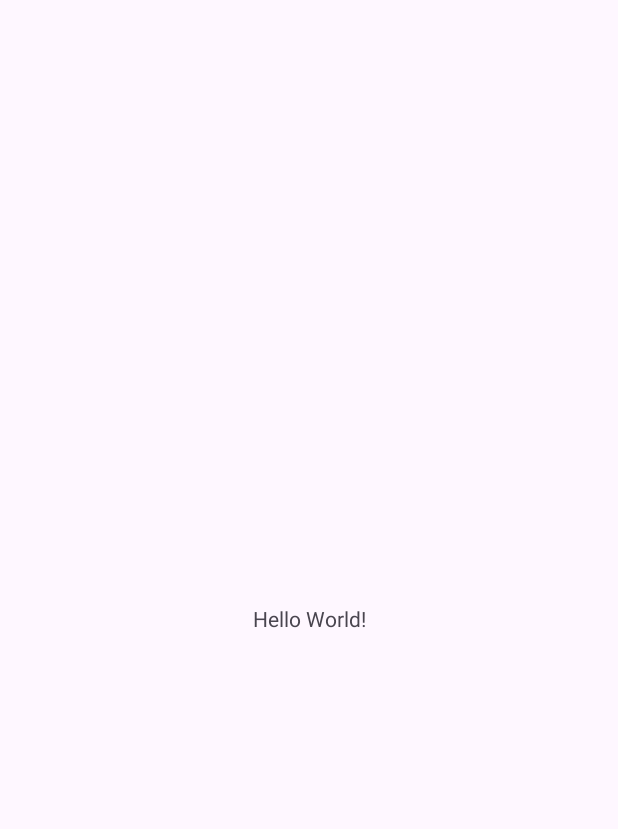
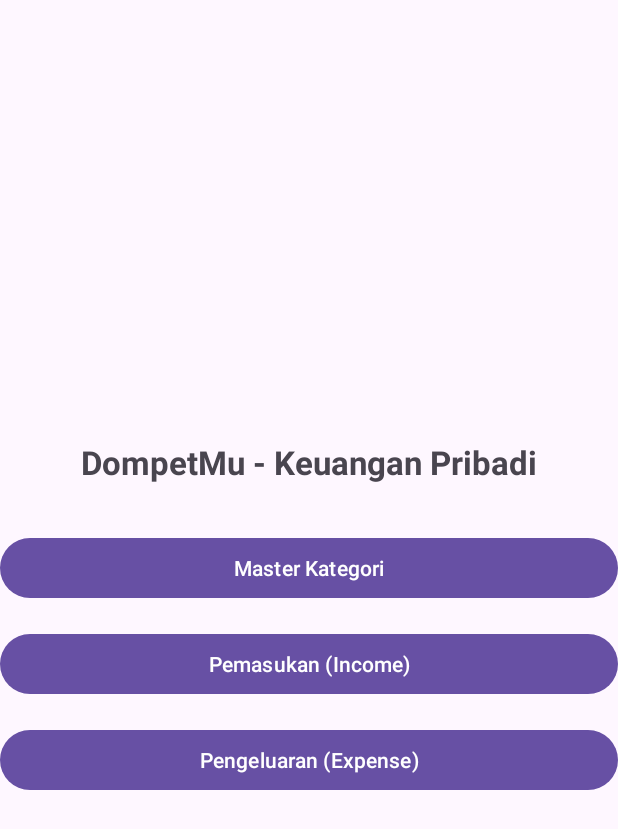
Before and after one commit to natanieljoshe/dompetmu-money-management, an Android app: the screen it shows after launch (MainActivity), on a phone screen of 412 x 824 dp. Before the commit the part shown is almost empty. Shown: the top 829 px of the screen. Run offline under Robolectric (Android 15) with nearby library versions, the phone set to English and light mode, and no system bars.

Commit message:
feat: halaman utama

```diff
--- a/app/src/main/java/com/example/dompetmu/MainActivity.kt
+++ b/app/src/main/java/com/example/dompetmu/MainActivity.kt
@@ -1,6 +1,8 @@
 package com.example.dompetmu
 
+import android.content.Intent
 import android.os.Bundle
+import android.widget.Button
 import androidx.activity.enableEdgeToEdge
 import androidx.appcompat.app.AppCompatActivity
 import androidx.core.view.ViewCompat
@@ -16,5 +18,21 @@ class MainActivity : AppCompatActivity() {
             v.setPadding(systemBars.left, systemBars.top, systemBars.right, systemBars.bottom)
             insets
         }
+
+        val btnCategory = findViewById<Button>(R.id.btnCategory)
+        val btnIncome = findViewById<Button>(R.id.btnIncome)
+        val btnExpense = findViewById<Button>(R.id.btnExpense)
+
+        btnCategory.setOnClickListener {
+            startActivity(Intent(this, CategoryActivity::class.java))
+        }
+
+        btnIncome.setOnClickListener {
+            startActivity(Intent(this, IncomeActivity::class.java))
+        }
+
+        btnExpense.setOnClickListener {
+            startActivity(Intent(this, ExpenseActivity::class.java))
+        }
     }
 }
--- a/app/src/main/res/layout/activity_main.xml
+++ b/app/src/main/res/layout/activity_main.xml
@@ -1,19 +1,41 @@
 <?xml version="1.0" encoding="utf-8"?>
-<androidx.constraintlayout.widget.ConstraintLayout xmlns:android="http://schemas.android.com/apk/res/android"
+<LinearLayout xmlns:android="http://schemas.android.com/apk/res/android"
     xmlns:app="http://schemas.android.com/apk/res-auto"
     xmlns:tools="http://schemas.android.com/tools"
     android:id="@+id/main"
     android:layout_width="match_parent"
     android:layout_height="match_parent"
+    android:orientation="vertical"
+    android:gravity="center"
+    android:padding="24dp"
     tools:context=".MainActivity">
 
     <TextView
         android:layout_width="wrap_content"
         android:layout_height="wrap_content"
-        android:text="Hello World!"
-        app:layout_constraintBottom_toBottomOf="parent"
-        app:layout_constraintEnd_toEndOf="parent"
-        app:layout_constraintStart_toStartOf="parent"
-        app:layout_constraintTop_toTopOf="parent" />
+        android:text="DompetMu - Keuangan Pribadi"
+        android:textSize="22sp"
+        android:textStyle="bold"
+        android:layout_marginBottom="32dp" />
 
-</androidx.constraintlayout.widget.ConstraintLayout>
+    <Button
+        android:id="@+id/btnCategory"
+        android:layout_width="match_parent"
+        android:layout_height="wrap_content"
+        android:text="Master Kategori"
+        android:layout_marginBottom="16dp" />
+
+    <Button
+        android:id="@+id/btnIncome"
+        android:layout_width="match_parent"
+        android:layout_height="wrap_content"
+        android:text="Pemasukan (Income)"
+        android:layout_marginBottom="16dp" />
+
+    <Button
+        android:id="@+id/btnExpense"
+        android:layout_width="match_parent"
+        android:layout_height="wrap_content"
+        android:text="Pengeluaran (Expense)" />
+
+</LinearLayout>
```
